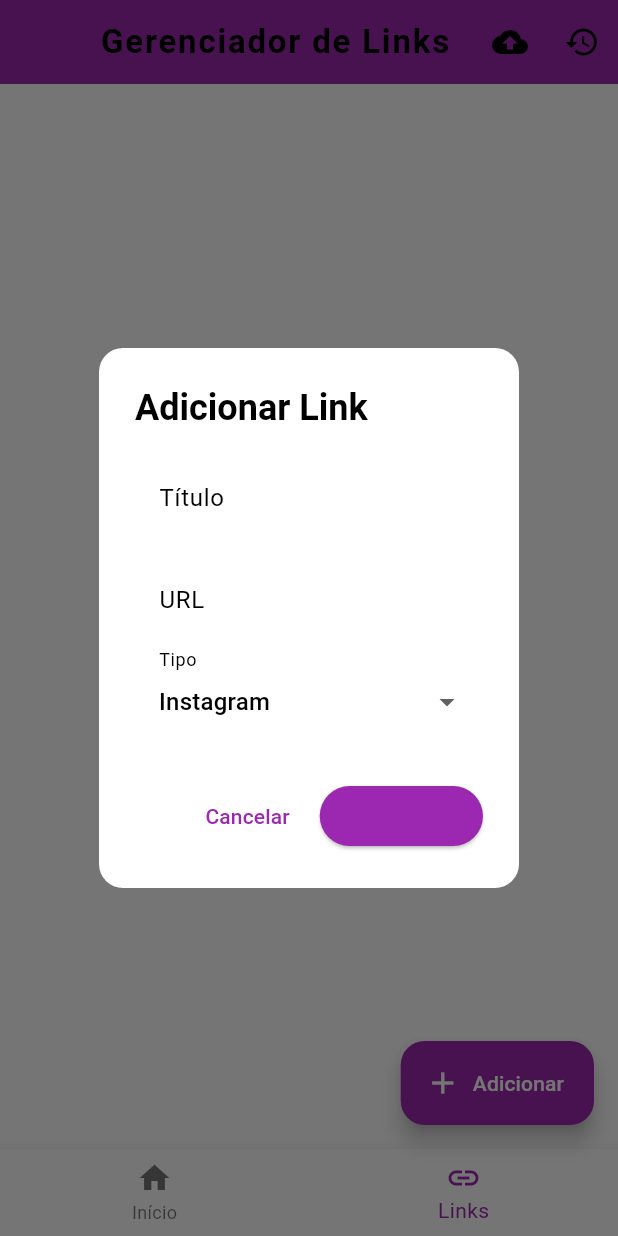
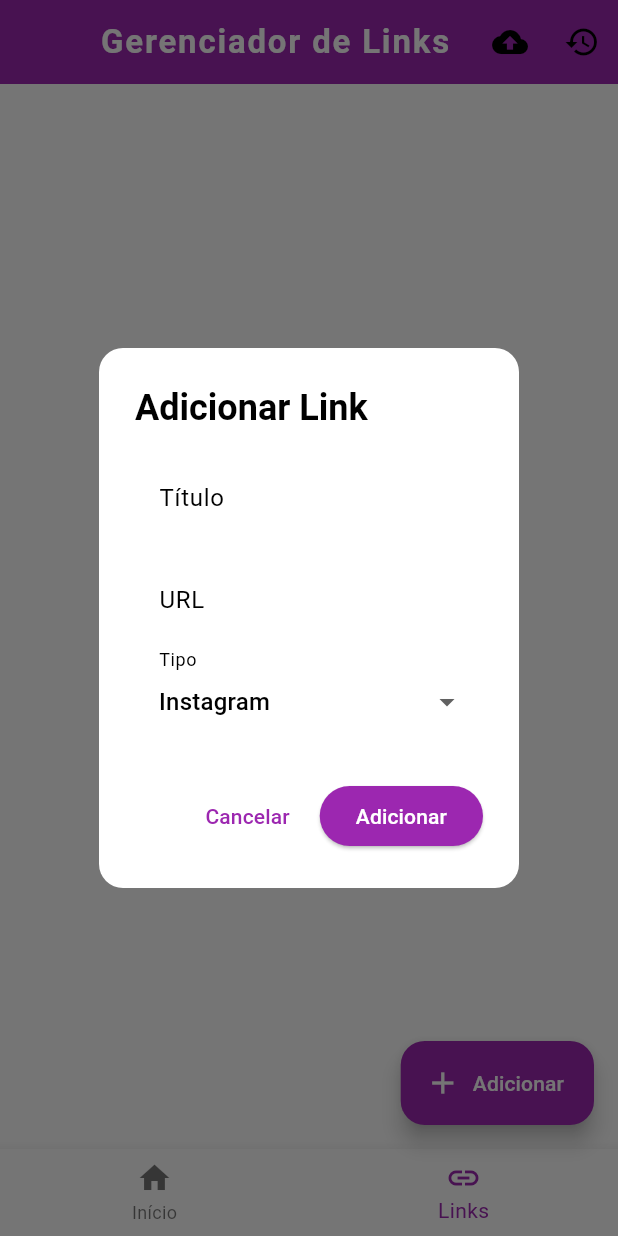
Before and after one commit to Mlluiz39/link_manager, a Flutter app: the screen it shows after launch, item 2 of the bottom bar chosen, after a tap on "Adicionar", on a phone screen of 412 x 824 dp. Run offline on Flutter 3.47's test engine with Material 3 defaults, Android fonts, the light colour scheme and no system bars; our stand-ins replace file_picker, share_plus.

Commit message:
Enhance LinksPage UI: update text styles, add TikTok option, and adjust button colors

```diff
--- a/lib/features/links/view/links_page.dart
+++ b/lib/features/links/view/links_page.dart
@@ -53,6 +53,7 @@ class _LinksPageState extends State<LinksPage> with TickerProviderStateMixin {
           style: TextStyle(
             fontWeight: FontWeight.bold,
             fontSize: 22,
+            color: Colors.white,
             letterSpacing: 1.2,
           ),
         ),
@@ -152,10 +153,10 @@ class _LinksPageState extends State<LinksPage> with TickerProviderStateMixin {
               child: const Text(
                 'Gerencie e compartilhe seus links de todas as redes sociais de forma simples e elegante',
                 textAlign: TextAlign.center,
-                style: TextStyle(fontSize: 18, color: Colors.black54),
+                style: TextStyle(fontSize: 18, color: Colors.black54, height: 1.4),
               ),
             ),
-            const SizedBox(height: 32),
+            const SizedBox(height: 52),
             AnimatedSlide(
               offset: const Offset(0, 0.2),
               duration: const Duration(milliseconds: 800),
@@ -186,6 +187,7 @@ class _LinksPageState extends State<LinksPage> with TickerProviderStateMixin {
 
   static Widget _socialIcon(IconData icon, Color? color) {
     return CircleAvatar(
+      // ignore: deprecated_member_use
       backgroundColor: color?.withOpacity(0.15),
       radius: 28,
       child: Icon(icon, color: color, size: 32),
@@ -305,6 +307,7 @@ class _LinksPageState extends State<LinksPage> with TickerProviderStateMixin {
                   ),
                   DropdownMenuItem(value: 'YouTube', child: Text('YouTube')),
                   DropdownMenuItem(value: 'Facebook', child: Text('Facebook')),
+                  DropdownMenuItem(value: 'TikTok', child: Text('TikTok')),
                   DropdownMenuItem(value: 'Outro', child: Text('Outro')),
                 ],
                 onChanged: (value) {
@@ -321,7 +324,8 @@ class _LinksPageState extends State<LinksPage> with TickerProviderStateMixin {
               child: const Text('Cancelar'),
             ),
             ElevatedButton(
-              style: ElevatedButton.styleFrom(backgroundColor: Colors.purple),
+              style: ElevatedButton.styleFrom(backgroundColor: Colors.purple, foregroundColor: Colors.white,
+              ),
               onPressed: () {
                 if (titleController.text.isNotEmpty &&
                     urlController.text.isNotEmpty) {
```
